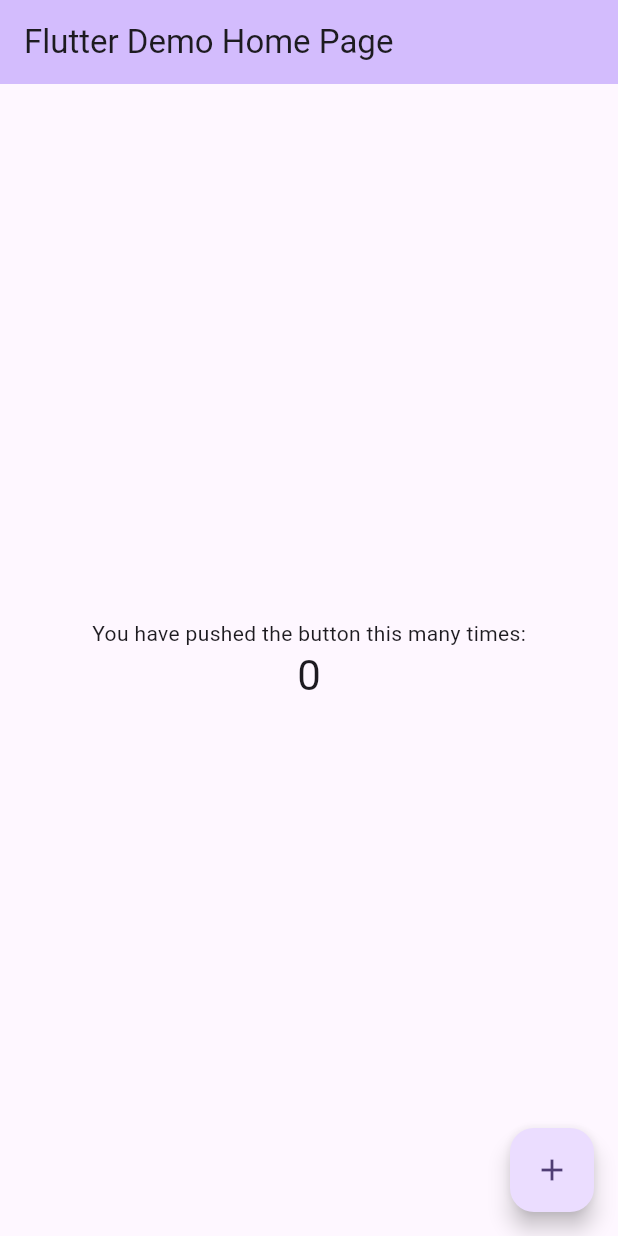
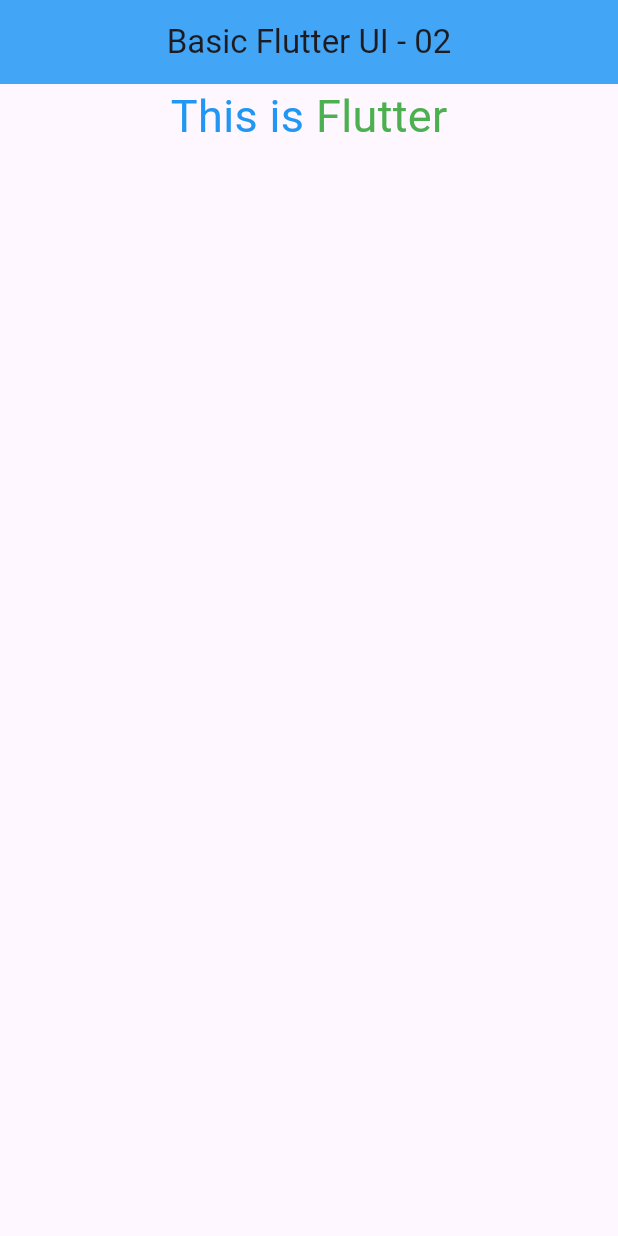
Before and after one commit to shovo5456/flutter_application_1, a Flutter app: the screen it shows after launch, on a phone screen of 412 x 824 dp. Run offline on Flutter 3.47's test engine with Material 3 defaults, Android fonts, the phone set to English and light mode, and no system bars.

Commit message:
working row by unit

```diff
--- a/lib/main.dart
+++ b/lib/main.dart
@@ -1,69 +1,42 @@
 import 'package:flutter/material.dart';
 
 void main() {
-  runApp(const MyApp());
+  runApp(const LabClass05());
 }
 
-class MyApp extends StatelessWidget {
-  const MyApp({super.key});
+class LabClass05 extends StatelessWidget {
+  const LabClass05({super.key});
 
   @override
   Widget build(BuildContext context) {
     return MaterialApp(
-      title: 'Basic Flutter App',
-      theme: ThemeData(
-        useMaterial3: true, // Material 3 theme
-        colorScheme: ColorScheme.fromSeed(seedColor: Colors.deepPurple),
-      ),
-      home: const MyHomePage(title: 'Flutter Demo Home Page'),
-    );
-  }
-}
-
-class MyHomePage extends StatefulWidget {
-  const MyHomePage({super.key, required this.title});
-
-  final String title;
-
-  @override
-  State<MyHomePage> createState() => _MyHomePageState();
-}
-
-class _MyHomePageState extends State<MyHomePage> {
-  int _counter = 0;
-
-  void _incrementCounter() {
-    setState(() {
-      _counter++;
-    });
-  }
-
-  @override
-  Widget build(BuildContext context) {
-    return Scaffold(
-      appBar: AppBar(
-        backgroundColor: Theme.of(context).colorScheme.inversePrimary,
-        title: Text(widget.title),
-      ),
-      body: Center(
-        child: Column(
-          mainAxisAlignment: MainAxisAlignment.center,
-          children: <Widget>[
-            const Text(
-              'You have pushed the button this many times:',
+      title: "Basic Flutter UI - 02",
+      home: Scaffold(
+        appBar: AppBar(
+          title: Text("Basic Flutter UI - 02"),
+          backgroundColor: Colors.blue[400],
+          centerTitle: true,
+        ),
+        body: Row(
+          mainAxisAlignment: MainAxisAlignment.center, // Centers the text horizontally
+          children: [
+            Text(
+              "This is ",
+              style: TextStyle(
+                fontSize: 30,
+                color: Colors.blue, // Blue color for the first part
+              ),
             ),
             Text(
-              '$_counter',
-              style: Theme.of(context).textTheme.headlineMedium,
+              "Flutter",
+              style: TextStyle(
+                fontSize: 30,
+                color: Colors.green, // Green color for the second part
+              ),
             ),
           ],
         ),
       ),
-      floatingActionButton: FloatingActionButton(
-        onPressed: _incrementCounter,
-        tooltip: 'Increment',
-        child: const Icon(Icons.add),
-      ),
     );
   }
 }
```
